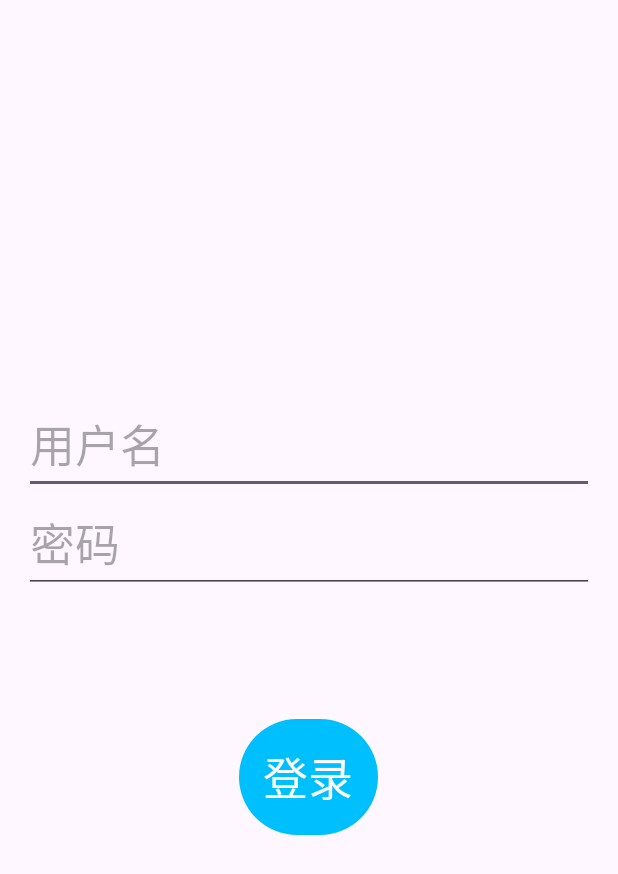
After one commit to pku-piont-impact/piont-impact, an Android app: the LoginActivity screen opened directly, with no data from a screen before it, on a phone screen of 412 x 824 dp. The commit adds this screen. Shown: the top 874 px of the screen. Run offline under Robolectric (Android 15) with nearby library versions, the phone set to English and light mode, and no system bars.

Commit message:
Preliminary registration and login interface

```diff
--- /dev/null
+++ b/Demo/app/src/main/java/com/example/demo/LoginActivity.java
@@ -0,0 +1,27 @@
+package com.example.demo;
+
+import androidx.appcompat.app.AppCompatActivity;
+
+import android.content.Intent;
+import android.os.Bundle;
+import android.view.View;
+import android.widget.Button;
+
+public class LoginActivity extends AppCompatActivity {
+
+    private Button BtnLogin;
+    @Override
+    protected void onCreate(Bundle savedInstanceState) {
+        super.onCreate(savedInstanceState);
+        setContentView(R.layout.activity_login);
+        BtnLogin = (Button) findViewById(R.id.login);
+        BtnLogin.setOnClickListener(new View.OnClickListener() {
+            @Override
+            public void onClick(View view) {
+                //跳转到登录界面
+                Intent intent = new Intent(LoginActivity.this,MapActivity.class);
+                startActivity(intent);
+            }
+        });
+    }
+}
--- /dev/null
+++ b/Demo/app/src/main/java/com/example/demo/Util.java
@@ -0,0 +1,6 @@
+package com.example.demo;
+
+public class Util {
+    private static String KEY= "PKU-POINT";
+    private static final  String ip = "182.92.182.33";
+}
--- /dev/null
+++ b/Demo/app/src/main/res/layout/activity_login.xml
@@ -0,0 +1,34 @@
+<?xml version="1.0" encoding="utf-8"?>
+<LinearLayout xmlns:android="http://schemas.android.com/apk/res/android"
+    xmlns:app="http://schemas.android.com/apk/res-auto"
+    xmlns:tools="http://schemas.android.com/tools"
+    android:layout_width="match_parent"
+    android:layout_height="match_parent"
+    android:gravity="center"
+    android:orientation="vertical"
+    android:padding="16dp"
+    tools:context=".LoginActivity">
+
+    <EditText
+        android:id="@+id/UserName"
+        android:layout_width="match_parent"
+        android:layout_height="wrap_content"
+        android:hint="用户名"
+        android:textSize="30sp"/>
+
+    <EditText
+        android:id="@+id/password"
+        android:layout_width="match_parent"
+        android:layout_height="wrap_content"
+        android:hint="密码"
+        android:textSize="30sp"/>
+
+    <Button
+        android:id="@+id/login"
+        android:layout_width="wrap_content"
+        android:layout_height="wrap_content"
+        android:padding="16dp"
+        android:layout_marginTop="80dp"
+        android:text="登录"
+        android:textSize="30sp" />
+</LinearLayout>
--- a/Demo/app/src/main/res/values/colors.xml
+++ b/Demo/app/src/main/res/values/colors.xml
@@ -2,4 +2,6 @@
 <resources>
     <color name="black">#FF000000</color>
     <color name="white">#FFFFFFFF</color>
+    <color name="blue">#0000FF</color>
+    <color name="deepSkyBlue">#00BFFF</color>
 </resources>
--- a/Demo/app/src/main/res/values/themes.xml
+++ b/Demo/app/src/main/res/values/themes.xml
@@ -3,6 +3,8 @@
     <style name="Base.Theme.Demo" parent="Theme.Material3.DayNight.NoActionBar">
         <!-- Customize your light theme here. -->
         <!-- <item name="colorPrimary">@color/my_light_primary</item> -->
+        <item name="colorPrimary">@color/deepSkyBlue</item>>
+        <item name="colorPrimaryDark">@color/black</item>
     </style>
 
     <style name="Theme.Demo" parent="Base.Theme.Demo" />
--- a/Demo/build.gradle.kts
+++ b/Demo/build.gradle.kts
@@ -1,5 +1,4 @@
 // Top-level build file where you can add configuration options common to all sub-projects/modules.
 plugins {
     id("com.android.application") version "8.1.1" apply false
-    id("org.jetbrains.kotlin.android") version "1.9.0" apply false
 }
--- a/Demo/gradle.properties
+++ b/Demo/gradle.properties
@@ -15,8 +15,6 @@ org.gradle.jvmargs=-Xmx2048m -Dfile.encoding=UTF-8
 # Android operating system, and which are packaged with your app's APK
 # https://developer.android.com/topic/libraries/support-library/androidx-rn
 android.useAndroidX=true
-# Kotlin code style for this project: "official" or "obsolete":
-kotlin.code.style=official
 # Enables namespacing of each library's R class so that its R class includes only the
 # resources declared in the library itself and none from the library's dependencies,
 # thereby reducing the size of the R class for that library
```
Also changed, not shown: Demo/app/build.gradle.kts (+0 -9 lines), Demo/app/src/main/AndroidManifest.xml (+13 -4 lines), Demo/app/src/main/java/com/example/demo/MainActivity.java (added, +38 -0 lines), Demo/app/src/main/java/com/example/demo/MapActivity.java (added, +14 -0 lines), Demo/app/src/main/java/com/example/demo/SignInActivity.java (added, +27 -0 lines), Demo/app/src/main/res/layout/activity_map.xml (added, +9 -0 lines), Demo/app/src/main/res/layout/activity_sign_in.xml (added, +41 -0 lines), Demo/app/src/main/res/xml/network_security_config.xml (added, +7 -0 lines), Demo/gradle/wrapper/gradle-wrapper.properties, 2 other files.
